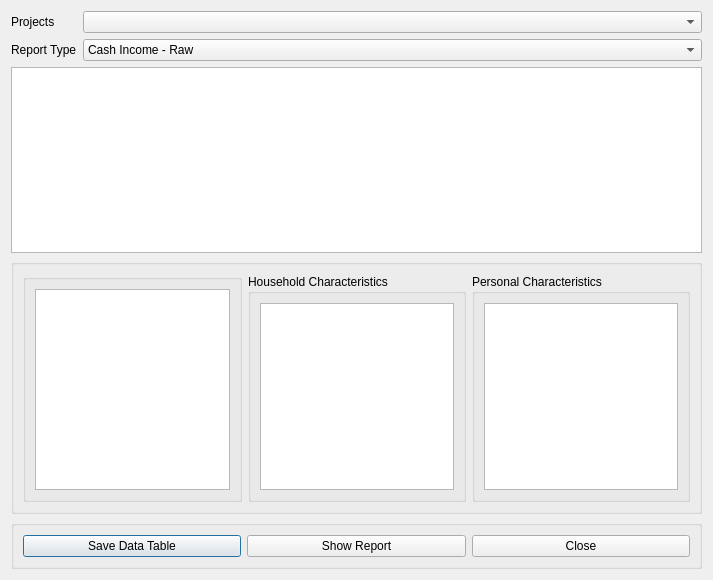
Before: the Qt Designer form open-ihm/gui/designs/ui_report_householdincome.ui in snim2mirror/openihm, drawn with Qt 5.
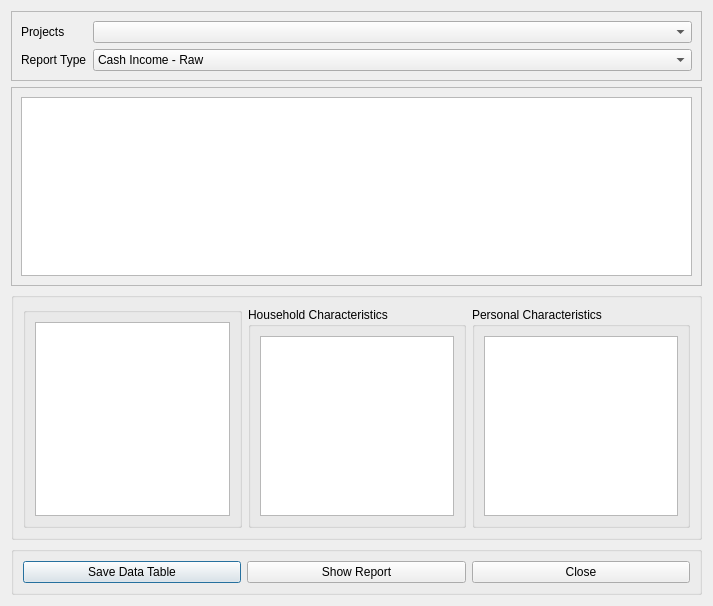
After: the same form once the commit is applied.

Commit message: Remapping Signal/Slots in the Income by Source report form

```diff
--- a/open-ihm/gui/designs/ui_report_householdincome.ui
+++ b/open-ihm/gui/designs/ui_report_householdincome.ui
@@ -7,7 +7,7 @@
     <x>0</x>
     <y>0</y>
     <width>713</width>
-    <height>580</height>
+    <height>606</height>
    </rect>
   </property>
   <property name="minimumSize">
@@ -19,6 +19,15 @@
   <property name="windowTitle">
    <string>Report: Households by Income Source</string>
   </property>
+  <layout class="QVBoxLayout" name="verticalLayout_4">
+   <item>
+    <widget class="QFrame" name="frame_2">
+     <property name="frameShape">
+      <enum>QFrame::StyledPanel</enum>
+     </property>
+     <property name="frameShadow">
+      <enum>QFrame::Raised</enum>
+     </property>
   <layout class="QFormLayout" name="formLayout">
    <item row="0" column="0">
     <widget class="QLabel" name="label">
@@ -67,7 +76,19 @@
      </item>
     </widget>
    </item>
-   <item row="2" column="0" colspan="2">
+     </layout>
+    </widget>
+   </item>
+   <item>
+    <widget class="QFrame" name="frame">
+     <property name="frameShape">
+      <enum>QFrame::StyledPanel</enum>
+     </property>
+     <property name="frameShadow">
+      <enum>QFrame::Raised</enum>
+     </property>
+     <layout class="QGridLayout" name="gridLayout_2">
+      <item row="0" column="0">
     <widget class="QTreeView" name="treeViewHouseholds">
      <property name="editTriggers">
       <set>QAbstractItemView::NoEditTriggers</set>
@@ -86,7 +107,10 @@
      </property>
     </widget>
    </item>
-   <item row="3" column="0" colspan="2">
+     </layout>
+    </widget>
+   </item>
+   <item>
     <widget class="QGroupBox" name="groupBox_4">
      <property name="title">
       <string/>
@@ -179,27 +203,27 @@
      </layout>
     </widget>
    </item>
-   <item row="4" column="0" colspan="2">
+   <item>
     <widget class="QGroupBox" name="groupBox">
      <property name="title">
       <string/>
      </property>
-     <layout class="QHBoxLayout" name="horizontalLayout">
-      <item>
+     <layout class="QGridLayout" name="gridLayout">
+      <item row="0" column="0">
        <widget class="QPushButton" name="cmdSaveDataTable">
         <property name="text">
          <string>Save Data Table</string>
         </property>
        </widget>
       </item>
-      <item>
+      <item row="0" column="1">
        <widget class="QPushButton" name="cmdShowReport">
         <property name="text">
          <string>Show Report</string>
         </property>
        </widget>
       </item>
-      <item>
+      <item row="0" column="2">
        <widget class="QPushButton" name="cmdClose">
         <property name="text">
          <string>Close</string>
```
Left out of the diff: 14 changed lines with no effect on the pictures. Lines whose indentation alone changed are shown as unchanged. The commit also changes 1 other file.
